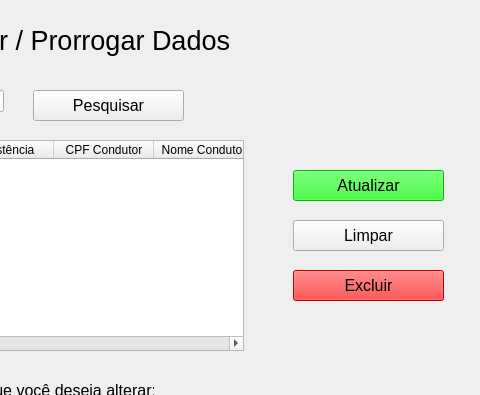
Above: aba_atualizar.ui from DayMartin/centrallocs before the change; both pictures show x 367 to 847 and y 0 to 395 of the 847 by 685 pixel window. Below: the same form after it.
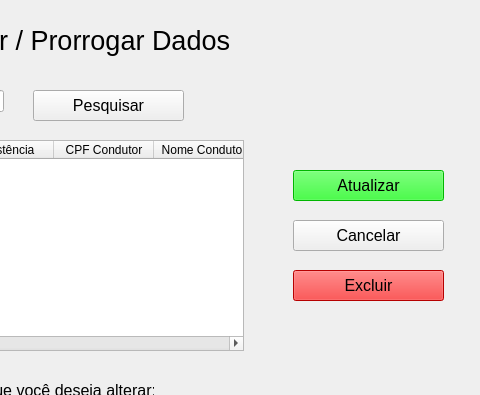
That is the form after the change.

Diff of the .ui file:
```diff
--- a/aba_atualizar.ui
+++ b/aba_atualizar.ui
@@ -231,7 +231,7 @@
      </font>
     </property>
     <property name="text">
-     <string>Limpar</string>
+     <string>Cancelar</string>
     </property>
    </widget>
    <widget class="QPushButton" name="pushButton_4">
```
